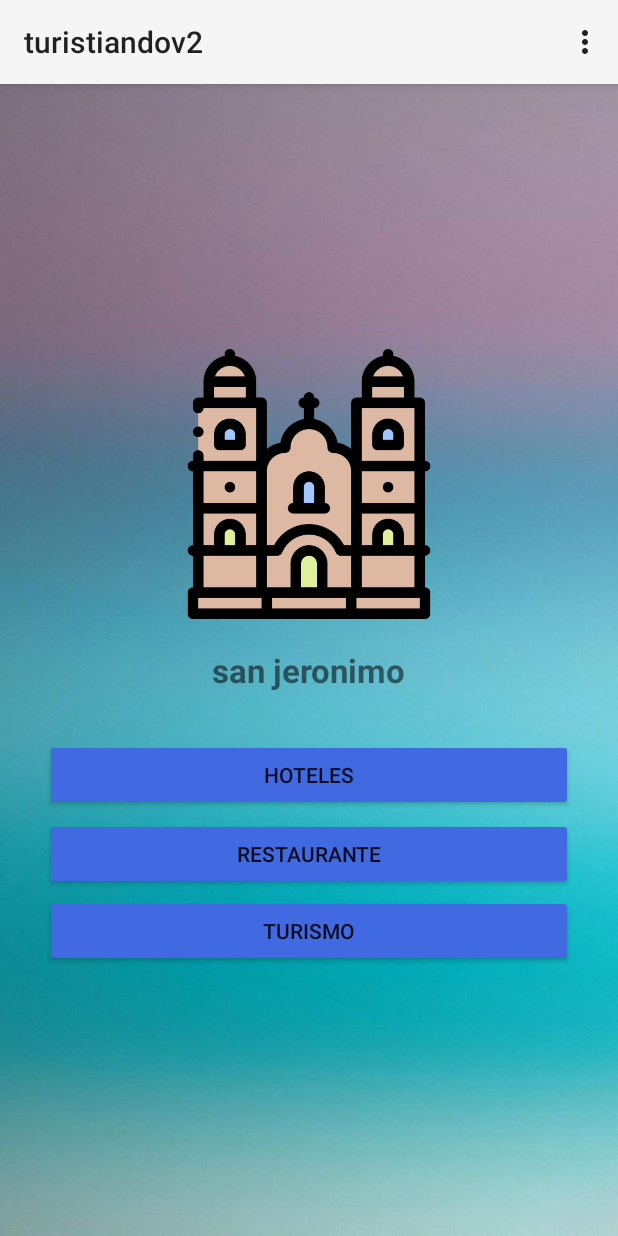
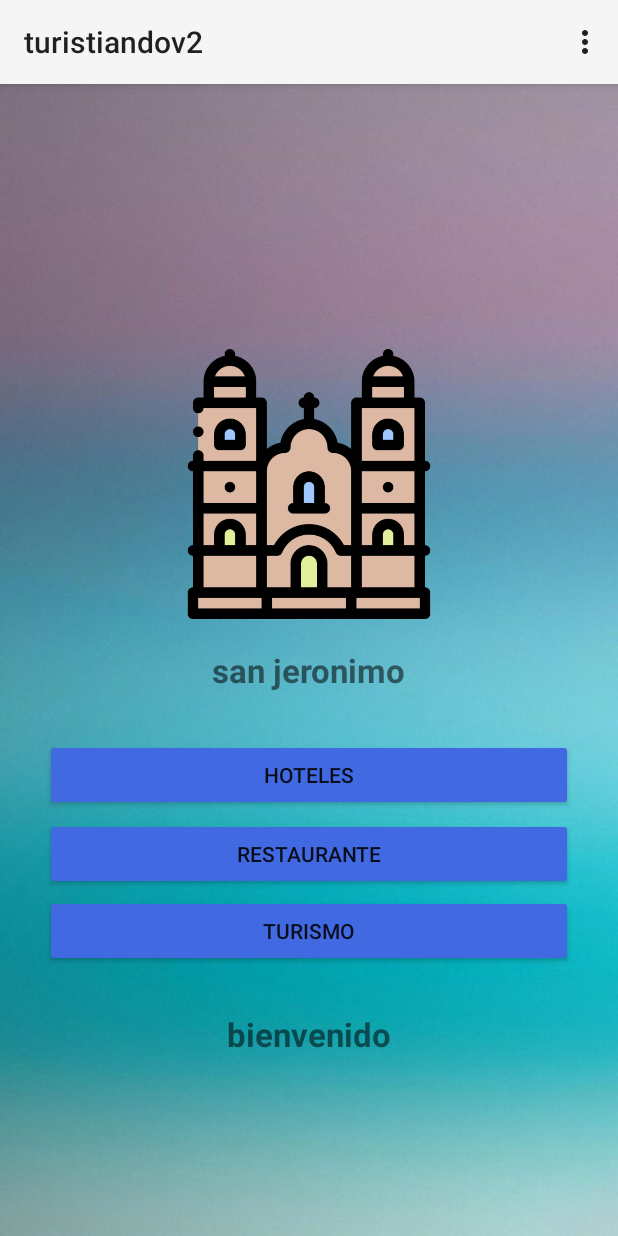
Before and after one commit to sebasR26/turistiando, an Android app: the Home screen opened directly, with no data from a screen before it, on a phone screen of 412 x 824 dp. Run offline under Robolectric (Android 15) with nearby library versions, the light colour scheme and no system bars.

Commit message:
mejoramos cositas de login

```diff
--- a/app/src/main/java/com/example/turistiandov2/Home.java
+++ b/app/src/main/java/com/example/turistiandov2/Home.java
@@ -8,6 +8,7 @@ import android.view.Menu;
 import android.view.MenuItem;
 import android.view.View;
 import android.widget.Button;
+import android.widget.TextView;
 import android.widget.Toast;
 
 public class Home extends AppCompatActivity {
@@ -17,14 +18,26 @@ public class Home extends AppCompatActivity {
     Button botonRestaurantes;
     Button botonTurismo;
 
+    TextView nombrecliente;
+
     @Override
     protected void onCreate(Bundle savedInstanceState) {
         super.onCreate(savedInstanceState);
         setContentView(R.layout.activity_home);
 
+
+        String nombre = getIntent().getStringExtra("nombre");
+
+
         botonHoteles =findViewById(R.id.botonhoteles);
         botonRestaurantes=findViewById(R.id.botonrestaurante);
         botonTurismo=findViewById(R.id.botonturismo);
+
+        nombrecliente=findViewById(R.id.cliente);
+
+        //enlazando el puextra con el textview
+
+        nombrecliente.setText(nombre);
 
         //detectando eventos
 
--- a/app/src/main/java/com/example/turistiandov2/login.java
+++ b/app/src/main/java/com/example/turistiandov2/login.java
@@ -2,8 +2,12 @@ package com.example.turistiandov2;
 
 import androidx.appcompat.app.AppCompatActivity;
 
+import android.content.Intent;
 import android.os.Bundle;
+import android.view.View;
+import android.widget.Button;
 import android.widget.EditText;
+import android.widget.Toast;
 
 public class login extends AppCompatActivity {
 
@@ -11,6 +15,7 @@ public class login extends AppCompatActivity {
 EditText cajaNonbreusuario;
 EditText cajaContrasena;
 
+Button bontoningresar;
     @Override
     protected void onCreate(Bundle savedInstanceState) {
         super.onCreate(savedInstanceState);
@@ -18,11 +23,33 @@ EditText cajaContrasena;
 
         cajaNonbreusuario = findViewById(R.id.usuario);
         cajaContrasena = findViewById(R.id.contrasena);
+        bontoningresar =findViewById(R.id.ingresar);
 
-        //capturando datos de las cajas(editText)
+        bontoningresar.setOnClickListener(new View.OnClickListener() {
+            @Override
+            public void onClick(View v) {
+                //capturando datos de las cajas(editText)
 
-        String nombreUsuario = cajaNonbreusuario.getText().toString();
-        String contrasena = cajaContrasena.getText().toString();
+                String nombreUsuario = cajaNonbreusuario.getText().toString();
+                String contrasena = cajaContrasena.getText().toString();
+
+                //abrimos una nueva actiidad
+
+                Intent intentingresar = new Intent(login.this,Home.class);
+
+                //pasando datos a la nueva actiidad
+
+                intentingresar.putExtra("nombre", nombreUsuario );
+                intentingresar.putExtra("contra", contrasena);
+
+                startActivity(intentingresar);
+
+            }
+        });
+
+
+
+
 
     }
 }
--- a/app/src/main/res/layout/activity_home.xml
+++ b/app/src/main/res/layout/activity_home.xml
@@ -34,7 +34,7 @@
     <Button
         android:id="@+id/botonhoteles"
         android:backgroundTint="@color/royalblue"
-        android:text="HOTELES"
+        android:text="@string/hoteles"
         android:layout_marginHorizontal="30dp"
         android:layout_width="match_parent"
         android:layout_height="wrap_content"
@@ -48,7 +48,7 @@
     <Button
         android:id="@+id/botonrestaurante"
         android:backgroundTint="@color/royalblue"
-        android:text="RESTAURANtE"
+        android:text="@string/restaurante"
         android:layout_marginHorizontal="30dp"
         android:layout_width="match_parent"
         android:layout_height="wrap_content"
@@ -62,7 +62,7 @@
     <Button
         android:id="@+id/botonturismo"
         android:backgroundTint="@color/royalblue"
-        android:text="turismo"
+        android:text="@string/turismo"
         android:layout_marginHorizontal="30dp"
         android:layout_width="match_parent"
         android:layout_height="wrap_content"
@@ -73,4 +73,34 @@
         app:layout_constraintVertical_bias="0.02"
         />
 
+    <TextView
+        android:id="@+id/bienenido"
+        app:layout_constraintTop_toBottomOf="@id/botonturismo"
+        app:layout_constraintStart_toStartOf="parent"
+        app:layout_constraintEnd_toEndOf="parent"
+        app:layout_constraintBottom_toBottomOf="parent"
+        android:text="@string/bienvenido"
+        android:textStyle="bold"
+        android:textSize="22dp"
+        app:layout_constraintVertical_bias="0.2"
+        android:layout_width="wrap_content"
+        android:layout_height="wrap_content"
+        />
+
+    <TextView
+        android:id="@+id/cliente"
+        app:layout_constraintTop_toBottomOf="@id/bienenido"
+        app:layout_constraintStart_toStartOf="parent"
+        app:layout_constraintEnd_toEndOf="parent"
+        app:layout_constraintBottom_toBottomOf="parent"
+        android:text="cliente"
+        android:textStyle="bold"
+        android:textSize="22dp"
+        app:layout_constraintVertical_bias="0.4"
+        android:layout_width="wrap_content"
+        android:layout_height="wrap_content"
+        />
+
+
+
 </androidx.constraintlayout.widget.ConstraintLayout>
--- a/app/src/main/res/layout/activity_login.xml
+++ b/app/src/main/res/layout/activity_login.xml
@@ -85,7 +85,7 @@
 
     <Button
         android:id="@+id/ingresar"
-        android:text="INGRESAR"
+        android:text="@string/ingresar"
         app:layout_constraintTop_toBottomOf="@+id/google"
         app:layout_constraintStart_toStartOf="parent"
         app:layout_constraintBottom_toBottomOf="parent"
--- a/app/src/main/res/values/strings.xml
+++ b/app/src/main/res/values/strings.xml
@@ -17,6 +17,12 @@
 
     <string name="usuario">Nombre de usuario</string>
     <string name="contraseña">contraseña</string>
-    <string name="ingresar"></string>
+    <string name="ingresar">ingresar</string>
+    <string name="hoteles">hoteles</string>
+    <string name="restaurante">restaurante</string>
+    <string name="turismo">turismo</string>
+
+    <string name="bienvenido">bienvenido</string>
+
 
 </resources>
```
Also changed, not shown: 2 other files.
